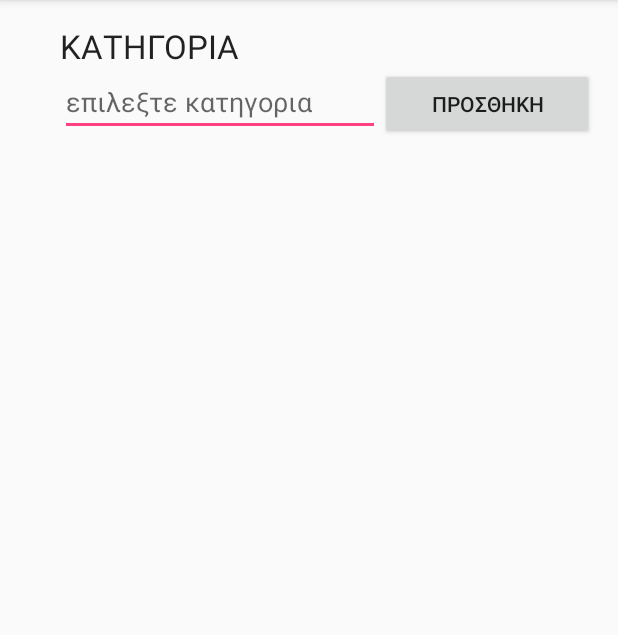
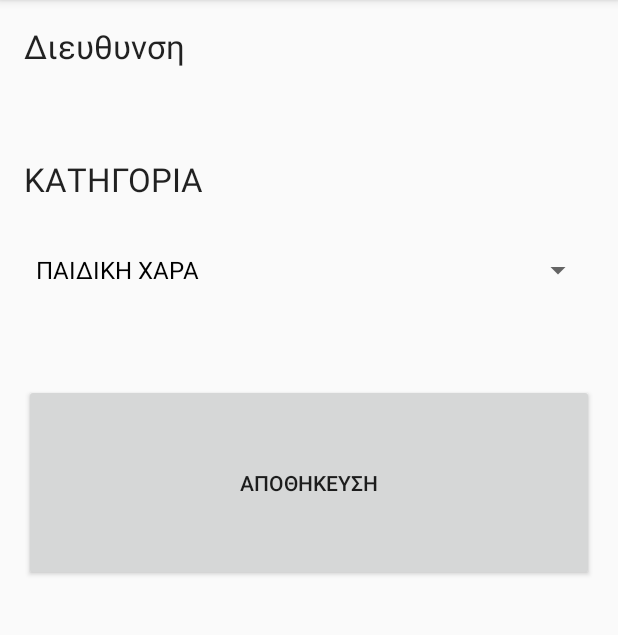
Before and after one commit to kdoul06/WhiteRabbit, an Android app: the PoiActivity screen opened directly, with no data from a screen before it, on a phone screen of 412 x 824 dp, the part 84-719 px from its top. Run offline under Robolectric (Android 15) with nearby library versions, the phone set to English and light mode, and no system bars; our stand-ins replace Firebase (no records; nobody signed in at launch, a user with empty details on screens opened directly); 3 statements that could not run were skipped.

Commit message:
messed up

```diff
--- a/app/src/main/java/com/ergasia/omada5/WhiteRabbit/Services/GeoService.java
+++ b/app/src/main/java/com/ergasia/omada5/WhiteRabbit/Services/GeoService.java
@@ -1,4 +1,4 @@
-package com.ergasia.omada5.WhiteRabbit.Services;
+package com.ergasia.omada5.WhiteRabbit.services;
 
 import android.content.Context;
 import android.location.Address;
--- a/app/src/main/java/com/ergasia/omada5/WhiteRabbit/activities/MapsActivity.java
+++ b/app/src/main/java/com/ergasia/omada5/WhiteRabbit/activities/MapsActivity.java
@@ -44,7 +44,7 @@ import java.util.Map;
 
 public class MapsActivity extends FragmentActivity implements OnMapReadyCallback, GoogleApiClient.ConnectionCallbacks, GoogleApiClient.OnConnectionFailedListener {
 
-    private FirebaseAuth mAuth;
+    private FirebaseAuth mAuth ;
     private FirebaseAuth.AuthStateListener mAuthListener;
 
     private FirebaseDatabase database = FirebaseDatabase.getInstance();
@@ -67,6 +67,8 @@ public class MapsActivity extends FragmentActivity implements OnMapReadyCallback
         super.onCreate(savedInstanceState);
 
         mAuth = FirebaseAuth.getInstance();
+
+        Log.v(TAG,mAuth.getCurrentUser().getEmail());
 
         mAuthListener = new FirebaseAuth.AuthStateListener() {
             @Override
@@ -188,12 +190,12 @@ public class MapsActivity extends FragmentActivity implements OnMapReadyCallback
         poiChildEventListener = new ChildEventListener() {
             @Override
             public void onChildAdded(DataSnapshot dataSnapshot, String s) {
-                Log.v(TAG,"previous : " + s);
+//                Log.v(TAG,"previous : " + s);
                 String key = dataSnapshot.getKey();
-                Log.v(TAG,"current  : " + key);
+//                Log.v(TAG,"current  : " + key);
 
                 Poi poi = dataSnapshot.getValue(Poi.class);
-                Log.v(TAG, "POI ADDED :" + poi.toString());
+//                Log.v(TAG, "POI ADDED :" + poi.toString());
                 LatLng location = new LatLng(poi.lat, poi.lon);
 
                 Marker m = mMap.addMarker(new MarkerOptions().position(location).title(poi.catDescr).snippet(key));
@@ -207,13 +209,13 @@ public class MapsActivity extends FragmentActivity implements OnMapReadyCallback
                 String key = dataSnapshot.getKey();
                 Poi poi = dataSnapshot.getValue(Poi.class);
 
-                Log.v(TAG, "POI CHANGED :" + poi.toString());
+//                Log.v(TAG, "POI CHANGED :" + poi.toString());
 
                 Marker marker = markers.get(key);
                 marker.setTitle(poi.catDescr);
                 marker.setTag(poi);
 
-                Log.v(TAG,((Poi) marker.getTag()).catDescr);
+//                Log.v(TAG,((Poi) marker.getTag()).catDescr);
             }
 
             @Override
@@ -302,4 +304,17 @@ public class MapsActivity extends FragmentActivity implements OnMapReadyCallback
     public void onConnectionFailed(@NonNull ConnectionResult connectionResult) {
 
     }
+
+
+    @Override
+    protected void onStop() {
+        //super.onStop();
+        mAuth.signOut();
+    }
+
+    @Override
+    protected void onDestroy() {
+        mAuth.signOut();
+        super.onDestroy();
+    }
 }
--- a/app/src/main/java/com/ergasia/omada5/WhiteRabbit/activities/PoiActivity.java
+++ b/app/src/main/java/com/ergasia/omada5/WhiteRabbit/activities/PoiActivity.java
@@ -4,25 +4,34 @@ import android.os.Bundle;
 import android.support.v7.app.AppCompatActivity;
 import android.util.Log;
 import android.view.View;
+import android.widget.AdapterView;
+import android.widget.ArrayAdapter;
 import android.widget.EditText;
+import android.widget.Spinner;
 import android.widget.TextView;
 
-import com.ergasia.omada5.WhiteRabbit.Services.GeoService;
+import com.ergasia.omada5.WhiteRabbit.services.GeoService;
 import com.ergasia.omada5.WhiteRabbit.entities.Poi;
 import com.ergasia.omada5.WhiteRabbit.R;
+import com.google.firebase.auth.FirebaseAuth;
+import com.google.firebase.auth.FirebaseUser;
 import com.google.firebase.database.DatabaseReference;
 
 import com.google.firebase.database.FirebaseDatabase;
 
 
 
-public class PoiActivity extends AppCompatActivity {
+
+public class PoiActivity extends AppCompatActivity implements AdapterView.OnItemSelectedListener {
 
     private FirebaseDatabase database = FirebaseDatabase.getInstance();
     private DatabaseReference myRef = database.getReference("poi");
 
-    private EditText catTxt;
-    public TextView addressView;
+    FirebaseAuth mAuth =  FirebaseAuth.getInstance();
+
+    private TextView addressView;
+
+    private Spinner categorySpiner ;
 
     private Poi poi;
 
@@ -36,8 +45,27 @@ public class PoiActivity extends AppCompatActivity {
     protected void onCreate(Bundle savedInstanceState) {
         super.onCreate(savedInstanceState);
         setContentView(R.layout.activity_poi);
-        catTxt = (EditText) findViewById(R.id.catTxt);
+
+       // mAuth = FirebaseAuth.getInstance();
+
+        Log.v(TAG,mAuth.getCurrentUser().getDisplayName());
+
+
+
         addressView = (TextView) findViewById(R.id.addressView);
+        categorySpiner = (Spinner) findViewById(R.id.categorySpiner);
+//
+//        ArrayAdapter categoriesAdapter = new ArrayAdapter<Category>
+//                (this, android.R.layout.simple_list_item_1, walletDAO.getCategories());
+//        categoriesSpin.setAdapter(categoriesAdapter);
+
+        String[] categoryArray = {"ΠΑΙΔΙΚΗ ΧΑΡΑ","ΠΑΡΚΟ","ΑΛΣΟΣ","ΑΛΑΝΑ"};
+
+        ArrayAdapter categoryAdapter = new ArrayAdapter<String> (this, android.R.layout.simple_spinner_dropdown_item,categoryArray);
+
+        categorySpiner.setAdapter(categoryAdapter);
+        categorySpiner.setOnItemSelectedListener(this);
+
         poi = (Poi) getIntent().getSerializableExtra("poi");
         key = getIntent().getStringExtra("key");
 
@@ -48,7 +76,7 @@ public class PoiActivity extends AppCompatActivity {
             key = myRef.push().getKey();
         } else {
             Log.v(TAG, "editing existing poi");
-            catTxt.setText(poi.catDescr);
+
         }
 
         String address = GeoService.getAddress(this, poi.lat, poi.lon);
@@ -58,9 +86,27 @@ public class PoiActivity extends AppCompatActivity {
 
     public void onAddBtnClick(View view) {
         // εξακολουθω να θελω να ειναι popup ...
-        poi.catDescr = catTxt.getText().toString();
+        //poi.catDescr = categorySpiner.
+        FirebaseUser currentUser = mAuth.getCurrentUser();
+
+        if (currentUser == null) {
+            Log.v(TAG,"current user is null");
+        } else {
+            poi.userId = currentUser.getDisplayName();
+        }
+
         myRef.child(key).setValue(poi);
         finish();
     }
 
+    @Override
+    public void onItemSelected(AdapterView<?> parent, View view, int position, long id) {
+        poi.catDescr = (String) parent.getItemAtPosition(position);
+        Log.v(TAG,"selected :" +poi.catDescr);
+    }
+
+    @Override
+    public void onNothingSelected(AdapterView<?> parent) {
+        poi.catDescr = (String) parent.getSelectedItem();
+    }
 }
--- a/app/src/main/java/com/ergasia/omada5/WhiteRabbit/activities/SignInActivity.java
+++ b/app/src/main/java/com/ergasia/omada5/WhiteRabbit/activities/SignInActivity.java
@@ -61,7 +61,9 @@ public class SignInActivity extends BaseActivity implements View.OnClickListener
 
         // Check auth on Activity start
         if (mAuth.getCurrentUser() != null) {
+            Log.v(TAG, "banana " + mAuth.getCurrentUser().getEmail());
             onAuthSuccess(mAuth.getCurrentUser());
+
         }
     }
 
@@ -159,7 +161,7 @@ public class SignInActivity extends BaseActivity implements View.OnClickListener
 
     // [START basic_write]
     private void writeNewUser(String userId, String name, String email) {
-        User user = new User(name, email);
+        User user = new User(name, email,"happy user");
 
         mDatabase.child("users").child(userId).setValue(user);
     }
--- a/app/src/main/java/com/ergasia/omada5/WhiteRabbit/entities/User.java
+++ b/app/src/main/java/com/ergasia/omada5/WhiteRabbit/entities/User.java
@@ -8,14 +8,16 @@ public class User {
 
     public String username;
     public String email;
+    public String displayName;
 
     public User() {
         // Default constructor required for calls to DataSnapshot.getValue(User.class)
     }
 
-    public User(String username, String email) {
+    public User(String username, String email,String  displayName) {
         this.username = username;
         this.email = email;
+        this.displayName = displayName;
     }
 
 }
--- a/app/src/main/res/layout/activity_poi.xml
+++ b/app/src/main/res/layout/activity_poi.xml
@@ -1,5 +1,5 @@
 <?xml version="1.0" encoding="utf-8"?>
-<RelativeLayout xmlns:android="http://schemas.android.com/apk/res/android"
+<LinearLayout xmlns:android="http://schemas.android.com/apk/res/android"
     xmlns:tools="http://schemas.android.com/tools"
     android:id="@+id/activity_poi"
     android:layout_width="match_parent"
@@ -8,54 +8,53 @@
     android:paddingLeft="@dimen/activity_horizontal_margin"
     android:paddingRight="@dimen/activity_horizontal_margin"
     android:paddingTop="@dimen/activity_vertical_margin"
-    tools:context="com.ergasia.omada5.WhiteRabbit.activities.PoiActivity">
+    android:orientation="vertical"
+    tools:context="com.ergasia.omada5.WhiteRabbit.activities.PoiActivity"
+    android:weightSum="1">
+
+    <TextView
+        android:text="Διευθυνση"
+        android:layout_width="match_parent"
+        android:layout_height="wrap_content"
+        android:id="@+id/textView2"
+        android:textAppearance="@style/TextAppearance.AppCompat.Large" />
+
+    <TextView
+
+        android:text="addressView"
+        android:id="@+id/addressView"
+        android:layout_height="wrap_content"
+        android:layout_width="match_parent"
+        android:textAppearance="@style/TextAppearance.AppCompat.Large" />
+
+    <Space
+        android:layout_width="match_parent"
+        android:layout_height="30dp" />
 
     <TextView
         android:text="ΚΑΤΗΓΟΡΙΑ"
-        android:layout_width="wrap_content"
+        android:layout_width="match_parent"
         android:layout_height="wrap_content"
-        android:layout_alignParentTop="true"
-        android:layout_alignLeft="@+id/catTxt"
-        android:layout_alignStart="@+id/catTxt"
         android:id="@+id/textView"
-        android:textAppearance="@style/TextAppearance.AppCompat.Large" />
+        android:textAppearance="@style/TextAppearance.AppCompat.Large"
+        />
+
+    <Spinner
+        android:layout_width="match_parent"
+        android:layout_height="wrap_content"
+        android:id="@+id/categorySpiner"
+        android:layout_weight="0.09" />
+
+    <Space
+        android:layout_width="match_parent"
+        android:layout_height="30dp" />
 
     <Button
-        android:text="ΠΡΟΣΘΗΚΗ"
-        android:layout_width="wrap_content"
+        android:text="ΑΠΟΘΗΚΕΥΣΗ"
+        android:layout_width="match_parent"
         android:layout_height="wrap_content"
         android:id="@+id/button2"
         android:onClick="onAddBtnClick"
-        android:layout_alignBaseline="@+id/catTxt"
-        android:layout_alignBottom="@+id/catTxt"
-        android:layout_toRightOf="@+id/catTxt"
-        android:layout_alignParentRight="true"
-        android:layout_alignParentEnd="true" />
+        android:layout_weight="0.17" />
 
-    <EditText
-        android:layout_width="wrap_content"
-        android:layout_height="wrap_content"
-        android:inputType="textPersonName"
-        android:ems="10"
-        android:layout_marginLeft="24dp"
-        android:layout_marginStart="24dp"
-        android:id="@+id/catTxt"
-        android:hint="επιλεξτε κατηγορια"
-        android:layout_below="@+id/textView"
-        android:layout_alignParentLeft="true"
-        android:layout_alignParentStart="true" />
-
-    <TextView
-        android:text="TextView"
-        android:layout_width="wrap_content"
-        android:layout_height="wrap_content"
-        android:layout_below="@+id/button2"
-        android:layout_alignLeft="@+id/catTxt"
-        android:layout_alignStart="@+id/catTxt"
-        android:layout_marginLeft="14dp"
-        android:layout_marginStart="14dp"
-        android:layout_marginTop="110dp"
-        android:id="@+id/addressView"
-        android:layout_alignRight="@+id/textView"
-        android:layout_alignEnd="@+id/textView" />
-</RelativeLayout>
+</LinearLayout>
```
